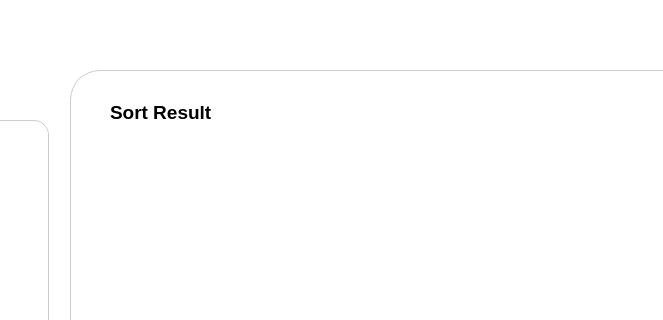
The window that OptHeap/mainwindow.ui (TCWW0/QT_Train) describes before a commit, drawn with Qt 5; both pictures show x 260 to 923 and y 0 to 320 of the 1280 by 760 pixel window.
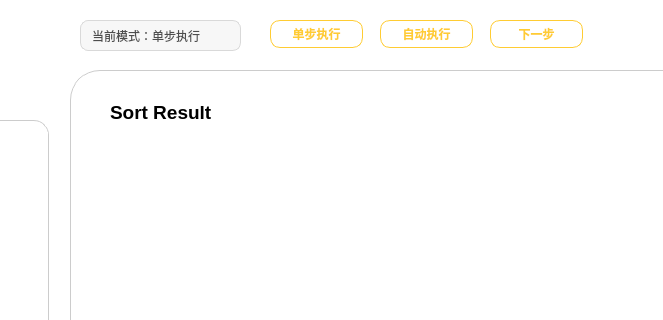
The same window after the commit. Icons and pictures are not drawn.

Diff of the .ui file:
```diff
--- a/OptHeap/mainwindow.ui
+++ b/OptHeap/mainwindow.ui
@@ -138,6 +138,139 @@
       <string/>
      </property>
     </widget>
+    <widget class="QLabel" name="function">
+     <property name="geometry">
+      <rect>
+       <x>340</x>
+       <y>20</y>
+       <width>161</width>
+       <height>31</height>
+      </rect>
+     </property>
+     <property name="styleSheet">
+      <string notr="true">QLabel {
+    background-color: #f7f7f7; /* 更浅的背景颜色 */
+    color: #4d4d4d;           /* 较柔和的字体颜色 */
+    border: 1px solid #d9d9d9;/* 浅灰色边框 */
+    border-radius: 8px;       /* 圆角 */
+    padding: 8px;             /* 更大的内边距增加舒适感 */
+    font: 13px &quot;Segoe UI&quot;;    /* 使用柔和的字体 */
+    text-align: center;       /* 文本居中 */
+}
+</string>
+     </property>
+     <property name="text">
+      <string>当前模式：单步执行</string>
+     </property>
+    </widget>
+    <widget class="QPushButton" name="stepButton">
+     <property name="geometry">
+      <rect>
+       <x>530</x>
+       <y>20</y>
+       <width>93</width>
+       <height>28</height>
+      </rect>
+     </property>
+     <property name="styleSheet">
+      <string notr="true">QPushButton{
+    background-color: white; 
+    border: 1px solid #ffcc33;
+    border-radius: 10px; 
+    color: #ffcc33; 
+    padding: 5px; 
+    font-size: 12px; 
+	font-weight:bold;
+}
+
+QPushButton:hover {
+    background-color: #ffcc33; 
+	color:white;
+	border-color:#ffcc33;
+}
+
+QPushButton:pressed {
+    background-color: #E6B82E; /* 按钮被按下时的背景色 */
+	color:#cccccc;
+	border-color:#E6B82E;
+}</string>
+     </property>
+     <property name="text">
+      <string>单步执行</string>
+     </property>
+    </widget>
+    <widget class="QPushButton" name="autoButton">
+     <property name="geometry">
+      <rect>
+       <x>640</x>
+       <y>20</y>
+       <width>93</width>
+       <height>28</height>
+      </rect>
+     </property>
+     <property name="styleSheet">
+      <string notr="true">QPushButton{
+    background-color: white; 
+    border: 1px solid #ffcc33;
+    border-radius: 10px; 
+    color: #ffcc33; 
+    padding: 5px; 
+    font-size: 12px; 
+	font-weight:bold;
+}
+
+QPushButton:hover {
+    background-color: #ffcc33; 
+	color:white;
+	border-color:#ffcc33;
+}
+
+QPushButton:pressed {
+    background-color: #E6B82E; /* 按钮被按下时的背景色 */
+	color:#cccccc;
+	border-color:#E6B82E;
+}</string>
+     </property>
+     <property name="text">
+      <string>自动执行</string>
+     </property>
+    </widget>
+    <widget class="QPushButton" name="pushButton">
+     <property name="geometry">
+      <rect>
+       <x>750</x>
+       <y>20</y>
+       <width>93</width>
+       <height>28</height>
+      </rect>
+     </property>
+     <property name="styleSheet">
+      <string notr="true">QPushButton{
+    background-color: white; 
+    border: 1px solid #ffcc33;
+    border-radius: 10px; 
+    color: #ffcc33; 
+    padding: 5px; 
+    font-size: 12px; 
+	font-weight:bold;
+}
+
+QPushButton:hover {
+    background-color: #ffcc33; 
+	color:white;
+	border-color:#ffcc33;
+}
+
+QPushButton:pressed {
+    background-color: #E6B82E; /* 按钮被按下时的背景色 */
+	color:#cccccc;
+	border-color:#E6B82E;
+}</string>
+     </property>
+     <property name="text">
+      <string>下一步</string>
+     </property>
+    </widget>
    </widget>
    <widget class="QFrame" name="frame">
     <property name="geometry">
```
